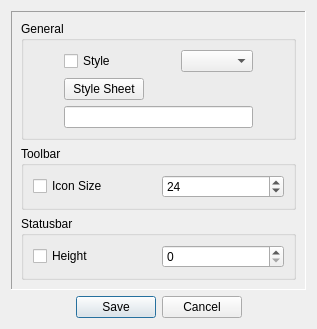
The window that librecad/src/ui/forms/lc_widgetoptionsdialog.ui (LibreCAD/LibreCAD) describes before a commit, drawn with Qt 5.
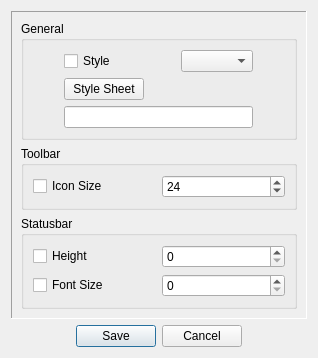
The same window after the commit.

Commit message:
improved & moved statusbar font size option; issue #638
Removing the set sizes from the UI files allows for children of the
status bar to be affected by status_bar->setFont()
It also allows for the system default font to be used and properly scale
with the statusbar on first load.

I also added some space to the left of the coordinates to make it less
cramped.

Patch:
```diff
--- a/librecad/src/ui/forms/lc_widgetoptionsdialog.ui
+++ b/librecad/src/ui/forms/lc_widgetoptionsdialog.ui
@@ -6,8 +6,8 @@
    <rect>
     <x>0</x>
     <y>0</y>
-    <width>317</width>
-    <height>278</height>
+    <width>318</width>
+    <height>319</height>
    </rect>
   </property>
   <property name="windowTitle">
@@ -153,6 +153,16 @@
          <item row="0" column="1">
           <widget class="QSpinBox" name="statusbar_height_spinbox"/>
          </item>
+         <item row="1" column="0">
+          <widget class="QCheckBox" name="statusbar_fontsize_checkbox">
+           <property name="text">
+            <string>Font Size</string>
+           </property>
+          </widget>
+         </item>
+         <item row="1" column="1">
+          <widget class="QSpinBox" name="statusbar_fontsize_spinbox"/>
+         </item>
         </layout>
        </widget>
       </item>
```
The commit also changes 15 other files.
